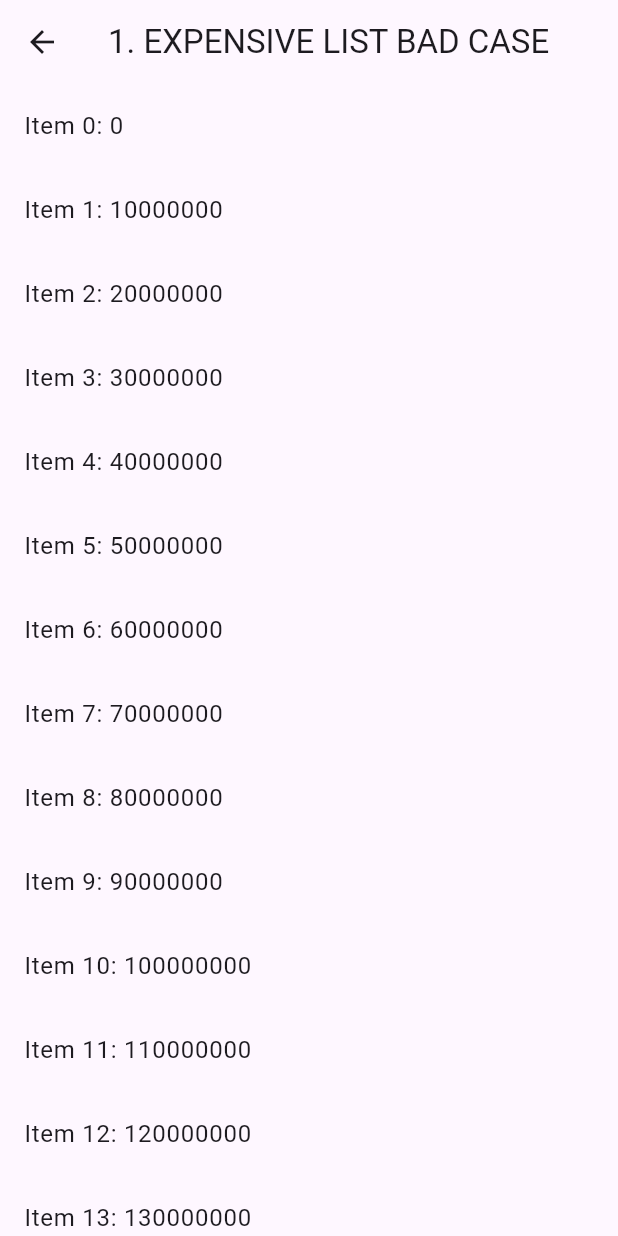
After one commit to rara-record/flutter_performance_view, a Flutter app: the screen it shows after launch, after a tap on "1. EXPENSIVE LIST BAD CASE", on a phone screen of 412 x 824 dp. The commit adds this screen. Run offline on Flutter 3.47's test engine with Material 3 defaults, Android fonts, the phone set to English and light mode, and no system bars.

Commit message:
1. Expensive list bad/good case

```diff
--- a/lib/main.dart
+++ b/lib/main.dart
@@ -1,4 +1,7 @@
 import 'package:flutter/material.dart';
+import 'package:flutter_performance_view/screen/expensive_list_bad_screen.dart';
+import 'package:flutter_performance_view/screen/expensive_list_good_screen.dart';
+
 import 'package:flutter_performance_view/screen/home_screen.dart';
 
 void main() {
@@ -17,7 +20,23 @@ class MyApp extends StatelessWidget {
         useMaterial3: true,
       ),
       home: const HomeScreen(),
-      // '/1/bad': (context) => const GoodPage(),
+      routes: const {},
+      onGenerateRoute: (settings) {
+        if (settings.name == '/1/bad') {
+          final args = settings.arguments as String;
+          return MaterialPageRoute(
+            builder: (context) => ExpensiveListBadScreen(argument: args),
+          );
+        }
+        if (settings.name == '/1/good') {
+          final args = settings.arguments as String;
+          return MaterialPageRoute(
+            builder: (context) => ExpensiveListGoodScreen(argument: args),
+          );
+        }
+
+        return null;
+      },
     );
   }
 }
--- /dev/null
+++ b/lib/screen/expensive_list_bad_screen.dart
@@ -0,0 +1,32 @@
+import 'package:flutter/material.dart';
+
+final List<int> items = List.generate(100, (index) => index * 10);
+
+class ExpensiveListBadScreen extends StatelessWidget {
+  final String argument;
+  const ExpensiveListBadScreen({super.key, required this.argument});
+
+  int performExpensiveCalculation(int item) {
+    // 비용이 많이 드는 계산을 시뮬레이션합니다.
+    // 실제로는 이것이 복잡한 데이터 처리나 변환일 수 있습니다.
+    int result = 0;
+    for (int i = 0; i < 1000000; i++) {
+      result += item;
+    }
+    return result;
+  }
+
+  @override
+  Widget build(BuildContext context) {
+    return Scaffold(
+      appBar: AppBar(title: Text(argument)),
+      body: ListView.builder(
+        itemCount: items.length,
+        itemBuilder: (context, index) {
+          final result = performExpensiveCalculation(items[index]);
+          return ListTile(title: Text('Item $index: $result'));
+        },
+      ),
+    );
+  }
+}
--- a/lib/screen/home_screen.dart
+++ b/lib/screen/home_screen.dart
@@ -32,7 +32,8 @@ Widget _buildWidget(BuildContext context) {
       return Center(
         child: ElevatedButton(
           onPressed: () {
-            Navigator.pushNamed(context, pageData[index]['route']);
+            Navigator.pushNamed(context, pageData[index]['route'],
+                arguments: pageData[index]['text']);
           },
           child: Text(pageData[index]['text']),
         ),
@@ -45,11 +46,11 @@ Widget _buildWidget(BuildContext context) {
 List pageData = [
   {
     "route": "/1/bad",
-    "text": "STEP ONE BAD CASE",
+    "text": "1. EXPENSIVE LIST BAD CASE",
   },
   {
     "route": "/1/good",
-    "text": "STEP ONE GOOD CASE",
+    "text": "2. EXPENSIVE LIST GOOD CASE",
   },
   {
     "route": "/2/bad",
```
Also changed, not shown: lib/screen/expensive_list_good_screen.dart (added, +55 -0 lines).
